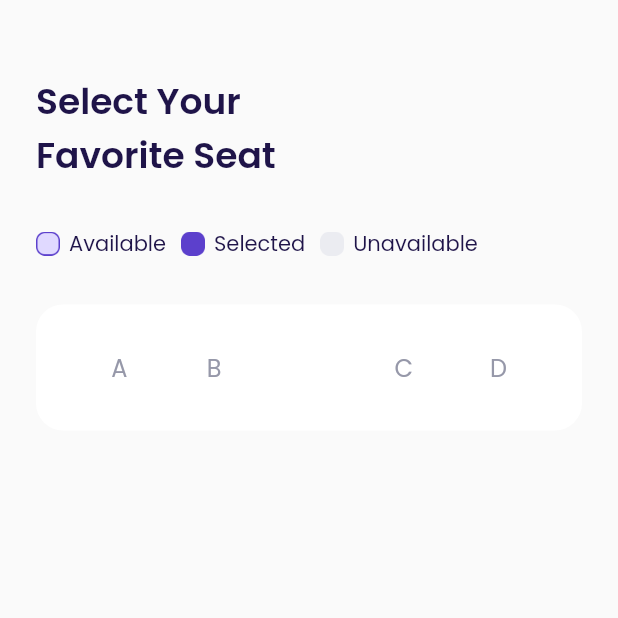
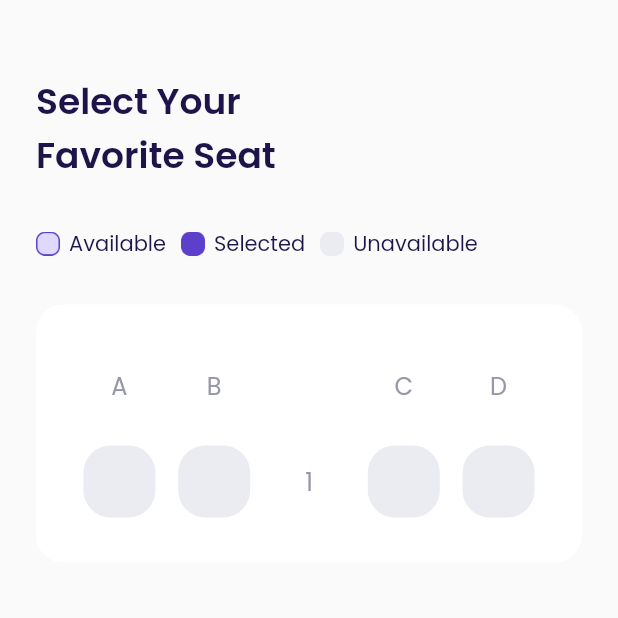
Before and after one commit to RidhaAF/airplane_app, a Flutter app: the ChooseSeatPage screen opened directly, on a phone screen of 412 x 824 dp, the top half of it. Run offline on Flutter 3.47's test engine with Material 2 defaults, Android fonts, the phone set to English and light mode, and no system bars; our stand-ins replace google_fonts.

Commit message:
Choose Seat Page - Seat Item 1

```diff
--- a/lib/shared/theme.dart
+++ b/lib/shared/theme.dart
@@ -13,6 +13,7 @@
 Color kBackgroundColor = Color(0xFFFAFAFA);
 Color kInactiveColor = Color(0xFFDBD7EC);
 Color kTransparentColor = Colors.transparent;
+Color kUnavailableColor = Color(0xFFEBECF1);
 
 TextStyle blackTextStyle = GoogleFonts.poppins(
   color: kBlackColor,
--- a/lib/ui/pages/choose_seat_page.dart
+++ b/lib/ui/pages/choose_seat_page.dart
@@ -1,4 +1,5 @@
 import 'package:airplane_app/shared/theme.dart';
+import 'package:airplane_app/ui/widgets/seat_item.dart';
 import 'package:flutter/material.dart';
 
 class ChooseSeatPage extends StatelessWidget {
@@ -98,8 +99,11 @@
           children: [
             // NOTE: SEAT INDICATORS
             Row(
+              mainAxisAlignment: MainAxisAlignment.spaceAround,
               children: [
-                Expanded(
+                Container(
+                  height: 48,
+                  width: 48,
                   child: Center(
                     child: Text(
                       'A',
@@ -109,7 +113,9 @@
                     ),
                   ),
                 ),
-                Expanded(
+                Container(
+                  height: 48,
+                  width: 48,
                   child: Center(
                     child: Text(
                       'B',
@@ -119,7 +125,9 @@
                     ),
                   ),
                 ),
-                Expanded(
+                Container(
+                  height: 48,
+                  width: 48,
                   child: Center(
                     child: Text(
                       '',
@@ -129,7 +137,9 @@
                     ),
                   ),
                 ),
-                Expanded(
+                Container(
+                  height: 48,
+                  width: 48,
                   child: Center(
                     child: Text(
                       'C',
@@ -139,7 +149,9 @@
                     ),
                   ),
                 ),
-                Expanded(
+                Container(
+                  height: 48,
+                  width: 48,
                   child: Center(
                     child: Text(
                       'D',
@@ -150,6 +162,32 @@
                   ),
                 ),
               ],
+            ),
+
+            // NOTE: SEAT ROW 1
+            Container(
+              margin: EdgeInsets.only(top: 16),
+              child: Row(
+                mainAxisAlignment: MainAxisAlignment.spaceAround,
+                children: [
+                  SeatItem(),
+                  SeatItem(),
+                  Container(
+                    height: 48,
+                    width: 48,
+                    child: Center(
+                      child: Text(
+                        '1',
+                        style: greyTextStyle.copyWith(
+                          fontSize: 16,
+                        ),
+                      ),
+                    ),
+                  ),
+                  SeatItem(),
+                  SeatItem(),
+                ],
+              ),
             ),
           ],
         ),
--- /dev/null
+++ b/lib/ui/widgets/seat_item.dart
@@ -0,0 +1,18 @@
+import 'package:airplane_app/shared/theme.dart';
+import 'package:flutter/material.dart';
+
+class SeatItem extends StatelessWidget {
+  const SeatItem({Key? key}) : super(key: key);
+
+  @override
+  Widget build(BuildContext context) {
+    return Container(
+      height: 48,
+      width: 48,
+      decoration: BoxDecoration(
+        color: kUnavailableColor,
+        borderRadius: BorderRadius.circular(defaultRadius),
+      ),
+    );
+  }
+}
```
